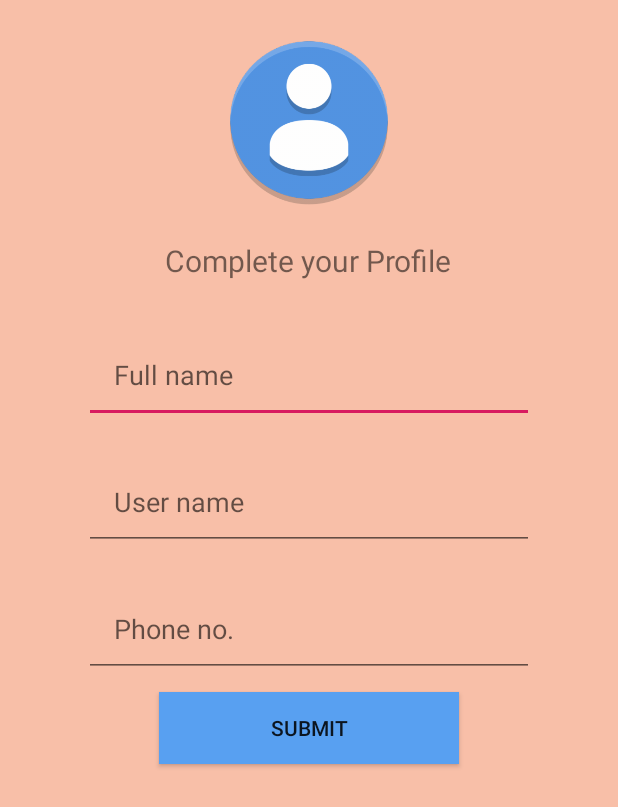
After one commit to raunaktrip/Easy-Election-App, an Android app: the profile_setup screen opened directly, with no data from a screen before it, on a phone screen of 412 x 824 dp. The commit adds this screen. Shown: the top 807 px of the screen. Run offline under Robolectric (Android 15) with nearby library versions, the phone set to English and light mode, and no system bars; our stand-ins replace Firebase (no records; nobody signed in at launch, a user with empty details on screens opened directly).

Commit message:
firebase database and profile setup

```diff
--- a/app/build.gradle
+++ b/app/build.gradle
@@ -11,6 +11,7 @@ android {
         versionCode 1
         versionName "1.0"
         testInstrumentationRunner "androidx.test.runner.AndroidJUnitRunner"
+        multiDexEnabled true
     }
     buildTypes {
         release {
@@ -25,7 +26,12 @@ dependencies {
     implementation 'androidx.appcompat:appcompat:1.1.0'
     implementation 'androidx.constraintlayout:constraintlayout:1.1.3'
     implementation 'com.google.firebase:firebase-auth:16.0.5'
+    implementation 'com.google.firebase:firebase-database:16.0.4'
+    implementation 'com.google.firebase:firebase-firestore:17.1.2'
     testImplementation 'junit:junit:4.12'
     androidTestImplementation 'androidx.test.ext:junit:1.1.1'
     androidTestImplementation 'androidx.test.espresso:espresso-core:3.2.0'
+    implementation 'com.android.support:multidex:1.0.3'
+
+
 }
--- a/app/src/main/AndroidManifest.xml
+++ b/app/src/main/AndroidManifest.xml
@@ -9,7 +9,8 @@
         android:roundIcon="@mipmap/ic_launcher_round"
         android:supportsRtl="true"
         android:theme="@style/AppTheme">
-        <activity android:name=".MainActivity"></activity>
+        <activity android:name=".profile_setup"></activity>
+        <activity android:name=".MainActivity" />
         <activity android:name=".passwordReset" />
         <activity android:name=".profileSection" />
         <activity android:name=".SignUpActivity" />
--- a/app/src/main/java/com/example/easyelectionapp/SignUpActivity.java
+++ b/app/src/main/java/com/example/easyelectionapp/SignUpActivity.java
@@ -64,7 +64,7 @@ public class SignUpActivity extends AppCompatActivity {
                     public void onComplete(@NonNull Task<AuthResult> task) {
                         if(task.isSuccessful()){
 
-                            startActivity(new Intent(getApplicationContext(),profileSection.class));
+                            startActivity(new Intent(getApplicationContext(),profile_setup.class));
                             finish();
                         }
                         if(!task.isSuccessful()){
--- /dev/null
+++ b/app/src/main/java/com/example/easyelectionapp/profile_setup.java
@@ -0,0 +1,89 @@
+package com.example.easyelectionapp;
+
+import androidx.appcompat.app.AppCompatActivity;
+
+import android.content.Intent;
+import android.os.Bundle;
+import android.util.Log;
+import android.view.View;
+import android.widget.Button;
+import android.widget.EditText;
+
+import com.google.android.gms.tasks.OnSuccessListener;
+import com.google.firebase.auth.FirebaseAuth;
+import com.google.firebase.firestore.DocumentReference;
+import com.google.firebase.firestore.FirebaseFirestore;
+import com.google.firebase.firestore.proto.TargetGlobal;
+
+import java.util.HashMap;
+import java.util.Map;
+
+
+public class profile_setup extends AppCompatActivity {
+
+
+    public static final String TAG = "TAG ";
+    EditText FullName,UserName,Phone;
+    Button btn_submit;
+    FirebaseFirestore fstore;
+    FirebaseAuth fAuth;
+    String userId;
+
+
+
+
+
+
+
+
+    @Override
+    protected void onCreate(Bundle savedInstanceState) {
+        super.onCreate(savedInstanceState);
+        setContentView(R.layout.activity_profile_setup);
+
+
+
+        FullName=(EditText) findViewById(R.id.fullName);
+        UserName=(EditText) findViewById(R.id.userName);
+        Phone=(EditText)findViewById(R.id.phone);
+        btn_submit=(Button) findViewById(R.id.btn_submit);
+
+        btn_submit.setOnClickListener(new View.OnClickListener() {
+            @Override
+            public void onClick(View v) {
+                String fullname,username,phone;
+                fullname =FullName.getText().toString();
+                username =UserName.getText().toString();
+                phone =Phone.getText().toString();
+                fAuth=FirebaseAuth.getInstance();
+                fstore=FirebaseFirestore.getInstance();
+
+                userId= fAuth.getCurrentUser().getUid();
+
+                DocumentReference documentReference= fstore.collection("users").document(userId);
+                Map<String,Object> user= new HashMap<>();
+                user.put("fullName",fullname);
+                user.put("userName",username);
+                user.put("phone",phone);
+                documentReference.set(user).addOnSuccessListener(new OnSuccessListener<Void>() {
+                    @Override
+                    public void onSuccess(Void aVoid) {
+                        Log.d(TAG, "onSuccess: user profile is created");
+
+                        startActivity(new Intent(getApplicationContext(),profileSection.class));
+                        finish();
+                    }
+                });
+            }
+        });
+
+
+
+
+
+
+
+
+
+    }
+}
--- /dev/null
+++ b/app/src/main/res/layout/activity_profile_setup.xml
@@ -0,0 +1,73 @@
+<?xml version="1.0" encoding="utf-8"?>
+<LinearLayout xmlns:android="http://schemas.android.com/apk/res/android"
+    xmlns:app="http://schemas.android.com/apk/res-auto"
+    xmlns:tools="http://schemas.android.com/tools"
+    android:layout_width="match_parent"
+    android:layout_height="match_parent"
+    android:background="#f8bfa8"
+    tools:context=".profile_setup"
+    android:orientation="vertical">
+
+   <RelativeLayout
+       android:layout_width="match_parent"
+       android:layout_height="match_parent"
+       android:padding="20dp">
+       <ImageView
+           android:id="@+id/avatar"
+           android:src="@drawable/avatardefault_92824"
+           android:layout_height="120dp"
+           android:layout_width="120dp"
+           android:layout_centerHorizontal="true"/>
+
+       <TextView
+           android:id="@+id/tv1"
+           android:layout_width="wrap_content"
+           android:layout_height="wrap_content"
+           android:text="Complete your Profile"
+           android:layout_below="@+id/avatar"
+           android:layout_centerHorizontal="true"
+           android:padding="20dp"
+           android:textSize="20dp"
+         />
+
+       <EditText
+           android:id="@+id/fullName"
+           android:layout_width="300dp"
+
+           android:layout_height="wrap_content"
+           android:layout_below="@+id/tv1"
+           android:layout_centerHorizontal="true"
+           android:layout_margin="10dp"
+           android:padding="20dp"
+           android:hint="Full name"/>
+       <EditText
+           android:id="@+id/userName"
+           android:layout_width="300dp"
+           android:layout_height="wrap_content"
+           android:layout_margin="10dp"
+           android:layout_below="@+id/fullName"
+           android:layout_centerHorizontal="true"
+           android:padding="20dp"
+           android:hint="User name"/>
+       <EditText
+           android:id="@+id/phone"
+           android:layout_width="300dp"
+           android:layout_height="wrap_content"
+           android:layout_below="@+id/userName"
+           android:layout_margin="10dp"
+           android:layout_centerHorizontal="true"
+           android:padding="20dp"
+           android:hint="Phone no."/>
+
+       <Button
+           android:id="@+id/btn_submit"
+           android:layout_width="200dp"
+           android:layout_height="wrap_content"
+           android:text="Submit"
+           android:layout_centerHorizontal="true"
+           android:layout_below="@+id/phone"
+           android:background="#58a0f1"/>
+
+   </RelativeLayout>
+
+</LinearLayout>
--- a/build.gradle
+++ b/build.gradle
@@ -7,7 +7,7 @@ buildscript {
 
     }
     dependencies {
-        classpath 'com.android.tools.build:gradle:3.5.3'
+        classpath 'com.android.tools.build:gradle:3.3.2'
         classpath 'com.google.gms:google-services:4.2.0'
 
         // NOTE: Do not place your application dependencies here; they belong
```
Also changed, not shown: app/src/main/res/drawable-hdpi/avatardefault_92824.png (added), app/src/main/res/drawable-hdpi/logo.png (added), app/src/main/res/drawable-ldpi/avatardefault_92824.png (added), app/src/main/res/drawable-mdpi/avatardefault_92824.png (added), app/src/main/res/drawable-tvdpi/avatardefault_92824.png (added), app/src/main/res/drawable-xhdpi/avatardefault_92824.png (added), app/src/main/res/drawable-xxhdpi/avatardefault_92824.png (added), app/src/main/res/drawable-xxxhdpi/avatardefault_92824.png (added), gradle/wrapper/gradle-wrapper.properties.
